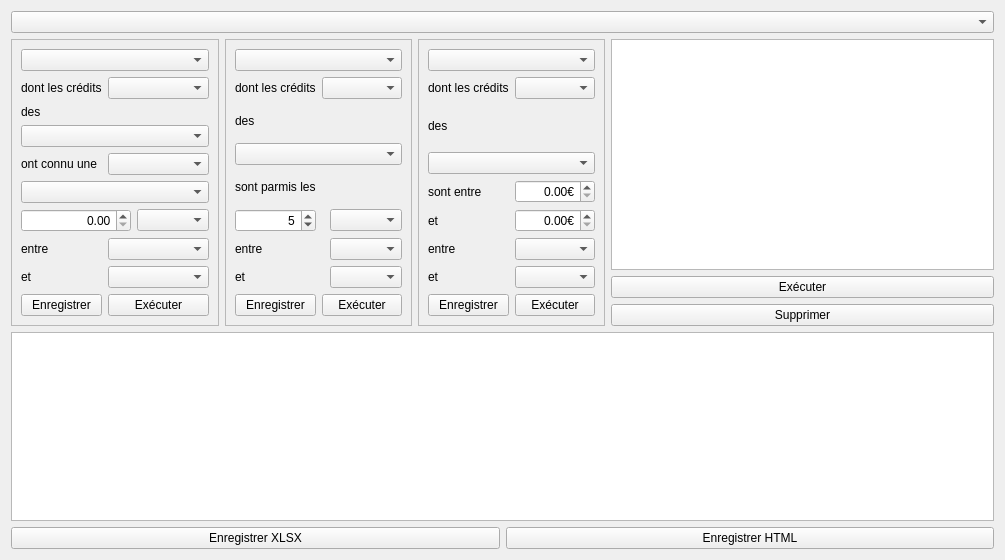
GiPiLab/ProtonClassicSuite, file formqueries.ui: the form before one commit.
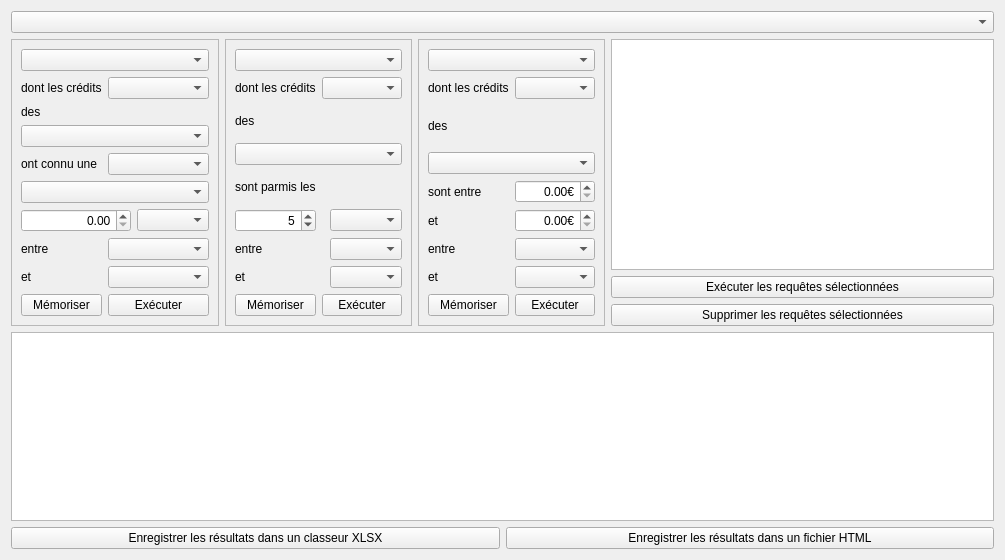
The form after the commit. Icons and pictures are not drawn.

```diff
--- a/formqueries.ui
+++ b/formqueries.ui
@@ -87,7 +87,7 @@
       <item row="8" column="0">
        <widget class="QPushButton" name="pushButtonSaveReqRank">
         <property name="text">
-         <string>Enregistrer</string>
+         <string>Mémoriser</string>
         </property>
        </widget>
       </item>
@@ -149,14 +149,14 @@
      <item>
       <widget class="QPushButton" name="pushButtonExecFromList">
        <property name="text">
-        <string>Exécuter</string>
+        <string>Exécuter les requêtes sélectionnées</string>
        </property>
       </widget>
      </item>
      <item>
       <widget class="QPushButton" name="pushButtonDelete">
        <property name="text">
-        <string>Supprimer</string>
+        <string>Supprimer les requêtes sélectionnées</string>
        </property>
       </widget>
      </item>
@@ -170,7 +170,7 @@
      <item row="1" column="1">
       <widget class="QPushButton" name="pushButtonSave">
        <property name="text">
-        <string>Enregistrer HTML</string>
+        <string>Enregistrer les résultats dans un fichier HTML</string>
        </property>
        <property name="icon">
         <iconset resource="Images.qrc">
@@ -181,7 +181,7 @@
      <item row="1" column="0">
       <widget class="QPushButton" name="pushButtonSaveXLSX">
        <property name="text">
-        <string>Enregistrer XLSX</string>
+        <string>Enregistrer les résultats dans un classeur XLSX</string>
        </property>
        <property name="icon">
         <iconset resource="Images.qrc">
@@ -255,7 +255,7 @@
       <item row="13" column="0">
        <widget class="QPushButton" name="pushButtonSaveReq3">
         <property name="text">
-         <string>Enregistrer</string>
+         <string>Mémoriser</string>
         </property>
        </widget>
       </item>
@@ -421,7 +421,7 @@
       <item row="9" column="0">
        <widget class="QPushButton" name="pushButtonSaveReqVariation">
         <property name="text">
-         <string>Enregistrer</string>
+         <string>Mémoriser</string>
         </property>
        </widget>
       </item>
```
